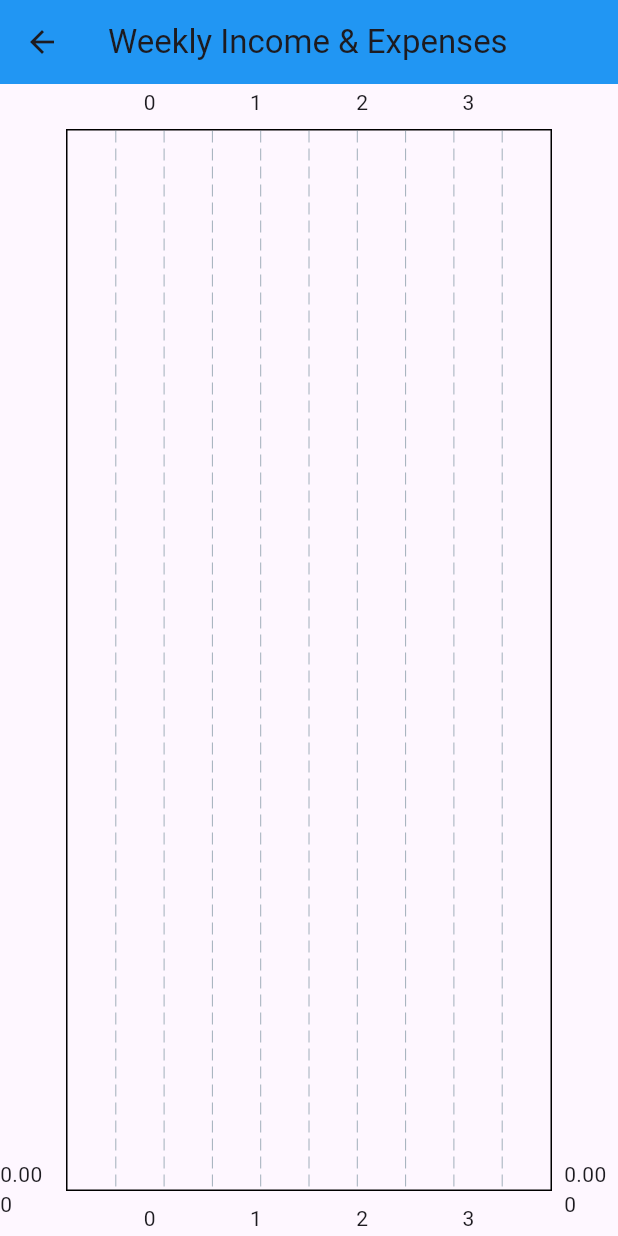
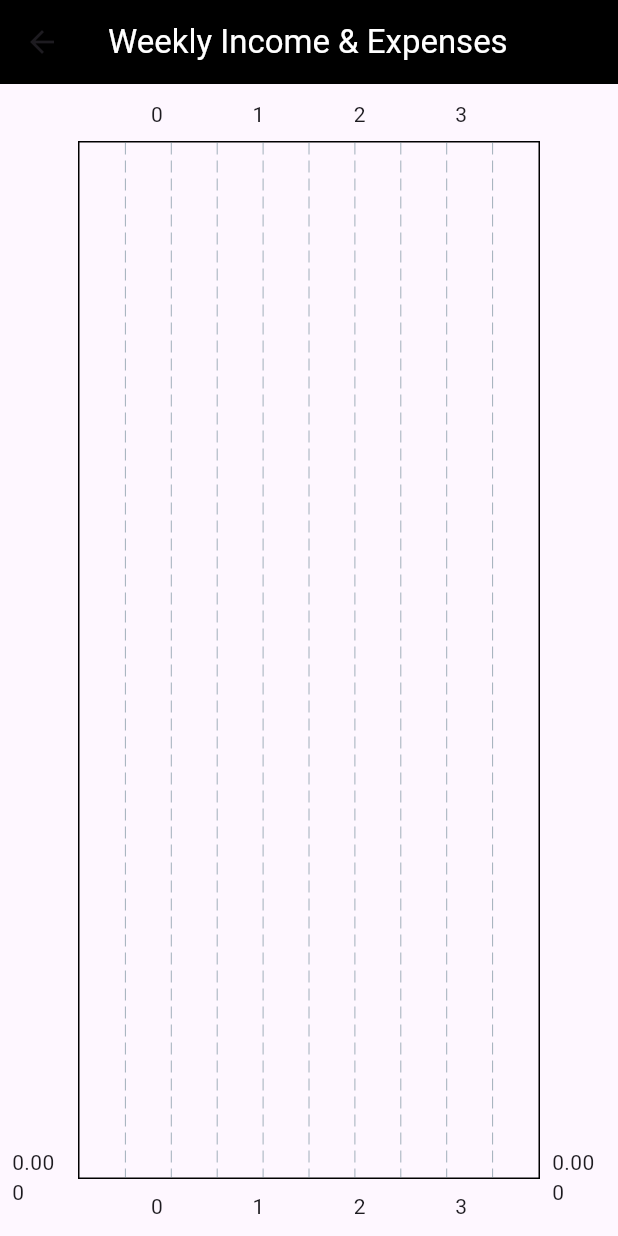
Before and after one commit to Prottoy-01/Expense_Tracker, a Flutter app: the VisualaPage screen opened directly, on a phone screen of 412 x 824 dp. Run offline on Flutter 3.47's test engine with Material 3 defaults, Android fonts, the phone set to English and light mode, and no system bars; drawn by our look-alikes of fl_chart; our stand-ins replace flutter_slidable, hive_flutter, month_picker_dialog; accounts and stored records are empty.

```diff
--- a/lib/history_details.dart
+++ b/lib/history_details.dart
@@ -45,7 +45,9 @@ class _HistoryDetailsState extends State<HistoryDetails> {
   Widget build(BuildContext context) {
     return Scaffold(
       appBar: AppBar(title: const Text('History Details')),
-      body: Center(
+      body: Padding(
+        padding: const EdgeInsets.all(8.0),
+        child: Center(
           child: Column(
             children: [
               Text("Details for ${widget.month}-${widget.year}"),
@@ -76,6 +78,7 @@ class _HistoryDetailsState extends State<HistoryDetails> {
             ],
           ),
         ),
+      ),
     );
   }
 }
--- a/lib/visualize_page.dart
+++ b/lib/visualize_page.dart
@@ -41,16 +41,12 @@ class _VisualaPageState extends State<VisualaPage> {
     //logic implemention
 
     final List<Map<String, dynamic>> firstweek = [];
-    /*final Map<String, List<Map<String, dynamic>>> secondweek = {};*/
 
     final List<Map<String, dynamic>> secondweek = [];
     final List<Map<String, dynamic>> thirdweek = [];
     final List<Map<String, dynamic>> lastweek = [];
 
     for (var item in items) {
-      /* final date = item['date'] as String;
-      final parsedate = DateTime.parse(date);
-      final day = parsedate.day;*/
       final date = item['date'] as String;
       final dateFormat = DateFormat('dd-MM-yyyy');
       final parsedDate = dateFormat.parse(date);
@@ -101,28 +97,16 @@ class _VisualaPageState extends State<VisualaPage> {
   Widget build(BuildContext context) {
     return Scaffold(
       appBar: AppBar(
-        title: const Text('Weekly Income & Expenses'),
-        backgroundColor: Colors.blue,
+        title: const Text(
+          'Weekly Income & Expenses',
+          style: TextStyle(color: Colors.white),
+        ),
+        backgroundColor: Colors.black,
       ),
 
-      /*body: Center(
-        child: PieChart(
-          PieChartData(
-            sectionsSpace: 0,
-            sections: [
-              PieChartSectionData(value: firstweekincome, color: Colors.green),
-              PieChartSectionData(value: firstweekexpense, color: Colors.red),
-              PieChartSectionData(value: secondweekincome, color: Colors.green),
-              PieChartSectionData(value: secondweekexpense, color: Colors.red),
-              PieChartSectionData(value: thirdweekincome, color: Colors.green),
-              PieChartSectionData(value: thirdweekexpense, color: Colors.red),
-              PieChartSectionData(value: lastweekincome, color: Colors.green),
-              PieChartSectionData(value: lastweekexpense, color: Colors.red),
-            ],
-          ),
-        ),
-      ),*/
       body: Center(
+        child: Padding(
+          padding: const EdgeInsets.all(8.0),
           child: BarChart(
             BarChartData(
               groupsSpace: 5,
@@ -199,6 +183,7 @@ class _VisualaPageState extends State<VisualaPage> {
             ),
           ),
         ),
+      ),
     );
   }
 }
```
Also changed, not shown: lib/edit.dart (added, +54 -0 lines), lib/homepage.dart (+46 -9 lines), 1 other file. Lines whose indentation alone changed are shown as unchanged.
